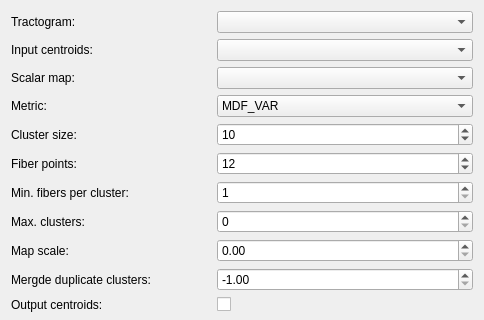
MITK/MITK, file Plugins/org.mitk.gui.qt.diffusionimaging.fiberprocessing/src/internal/QmitkFiberClusteringViewControls.ui: the form before one commit; both pictures show x 0 to 484 and y 0 to 320 of the 484 by 574 pixel window.
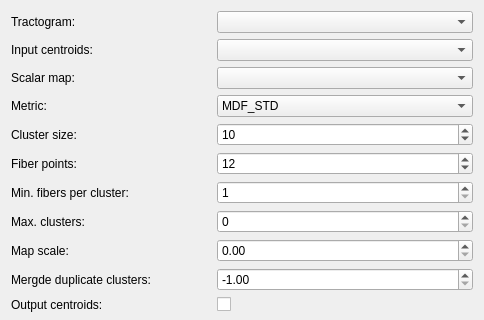
The form after the commit. Custom widgets are drawn as their Qt base class.

Diff of the .ui file:
```diff
--- a/Plugins/org.mitk.gui.qt.diffusionimaging.fiberprocessing/src/internal/QmitkFiberClusteringViewControls.ui
+++ b/Plugins/org.mitk.gui.qt.diffusionimaging.fiberprocessing/src/internal/QmitkFiberClusteringViewControls.ui
@@ -116,7 +116,7 @@
         </item>
         <item>
          <property name="text">
-          <string>MDF_VAR</string>
+          <string>MDF_STD</string>
          </property>
         </item>
         <item>
```
